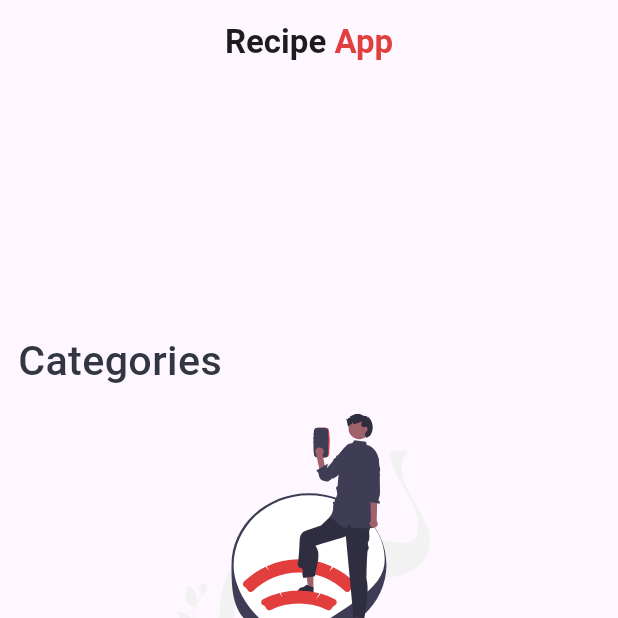
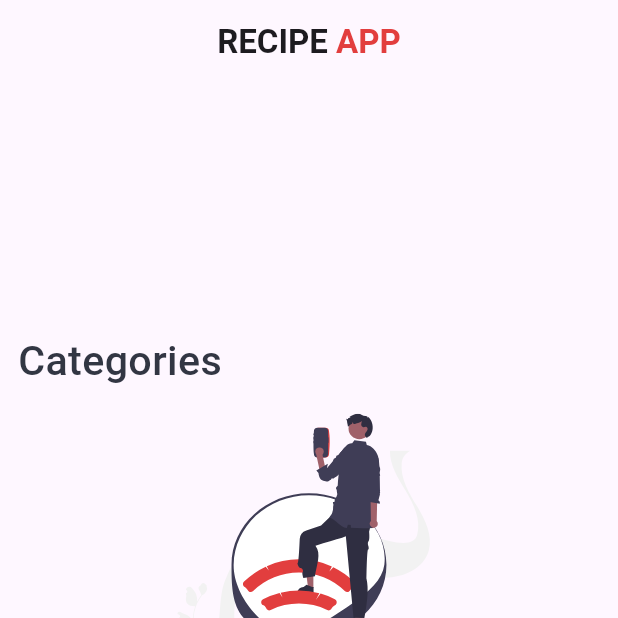
Before and after one commit to mahmoud-alaa77/recipe-app, a Flutter app: the HomeView screen opened directly, on a phone screen of 412 x 824 dp, the top half of it. Run offline on Flutter 3.47's test engine with Material 3 defaults, Android fonts, the phone set to English and light mode, and no system bars; our stand-ins replace animated_splash_screen, bloc, dio, flutter_bloc, flutter_svg; network calls fail.

Commit message:
convert name of app to upper case

```diff
--- a/lib/views/home_view.dart
+++ b/lib/views/home_view.dart
@@ -19,11 +19,11 @@ class HomeView extends StatelessWidget {
             mainAxisAlignment: MainAxisAlignment.center,
             children: [
               Text(
-                "Recipe ",
+                "RECIPE ",
                 style: TextStyle(fontWeight: FontWeight.bold),
               ),
               Text(
-                "App",
+                "APP",
                 style: TextStyle(
                     fontWeight: FontWeight.bold, color: kPrimaryColor),
               ),
```
